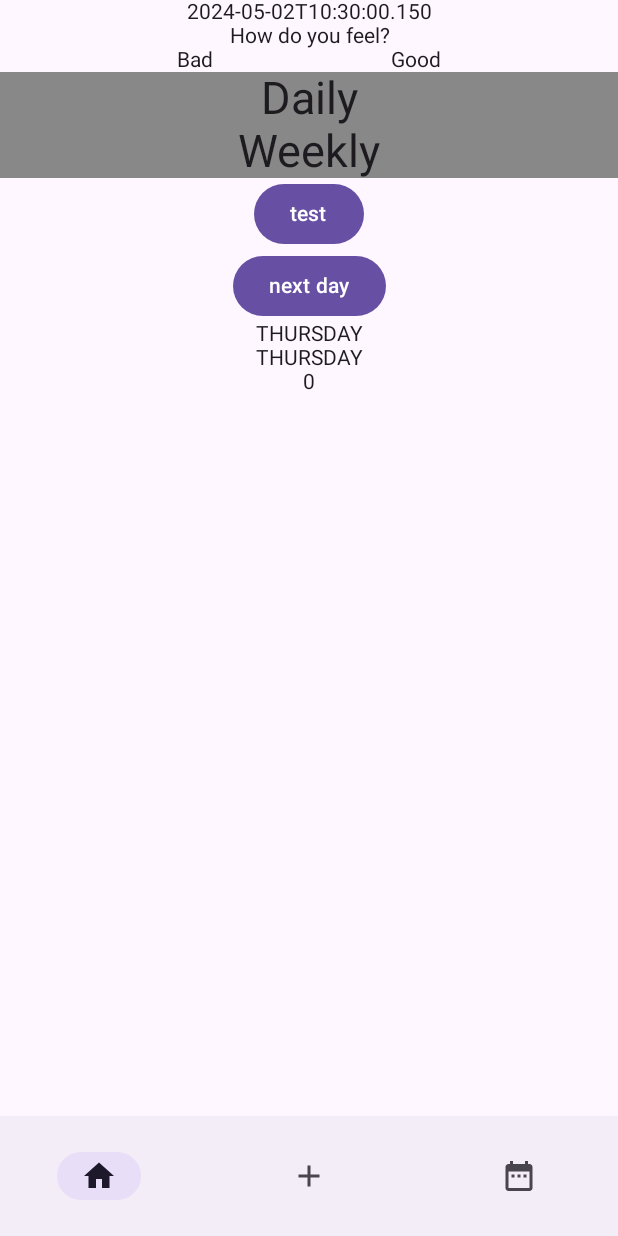
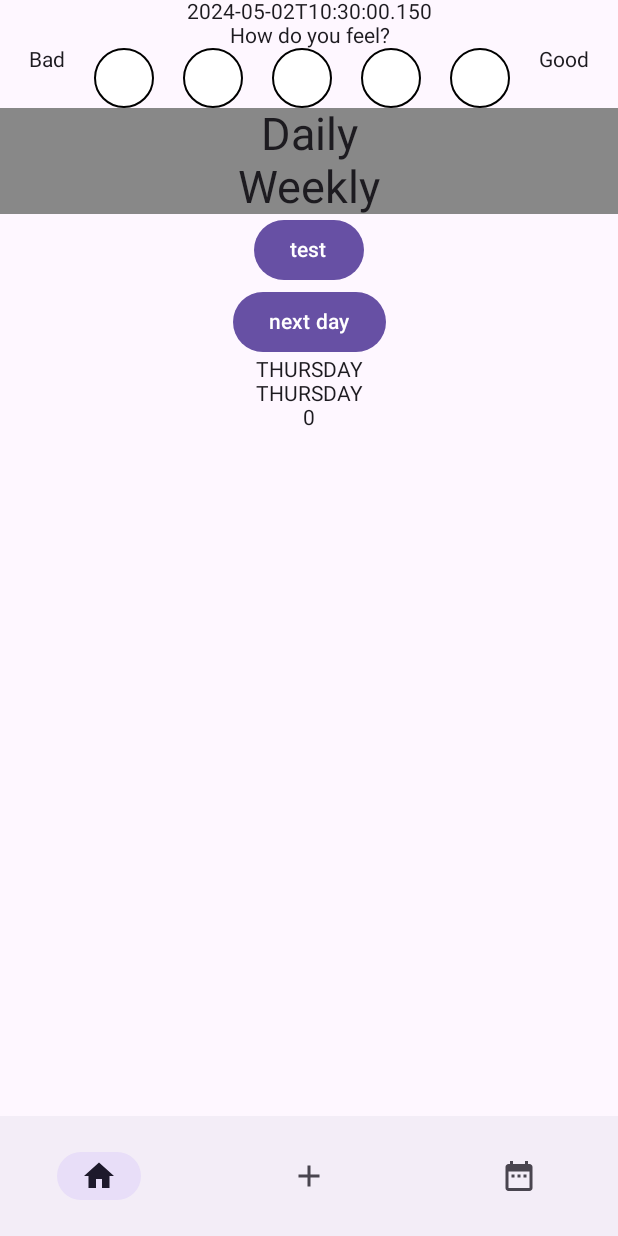
Before and after one commit to SchwarzNikolas/HabitTracker, an Android app built with Jetpack Compose: the screen it shows after launch (MainActivity), on a phone screen of 412 x 824 dp. Run offline under Robolectric (Android 15) with nearby library versions, the phone set to English and light mode, and no system bars; our stand-ins replace Room's generated code; missing, so only their content is drawn: HabitTrackerTheme; 1 statement that could not run was skipped.

Commit message:
added buttons with no logic

```diff
--- a/app/src/main/java/com/example/habittracker/habit/HabitScreen.kt
+++ b/app/src/main/java/com/example/habittracker/habit/HabitScreen.kt
@@ -52,6 +52,7 @@ import androidx.compose.ui.text.style.TextAlign
 import androidx.compose.ui.text.style.TextDecoration
 import androidx.compose.ui.unit.dp
 import androidx.compose.ui.unit.sp
+import com.example.habittracker.custom.CustomHabitEvent
 import com.example.habittracker.mood.MoodEvent
 import com.example.habittracker.mood.MoodState
 
@@ -399,7 +400,7 @@ fun DayButton(
 }
 
 @Composable
-fun MoodSection(state: MoodState, onEvent: (MoodEvent) -> Unit, modifier: Modifier) {
+fun MoodSection(moodState: MoodState, onMoodEvent: (MoodEvent) -> Unit, modifier: Modifier) {
     Column (
         modifier = modifier
             .fillMaxWidth()
@@ -414,8 +415,9 @@ fun MoodSection(state: MoodState, onEvent: (MoodEvent) -> Unit, modifier: Modifi
             horizontalArrangement = Arrangement.SpaceEvenly
         ) {
             Text("Bad")
+            // No logic for now
             repeat(5) { index ->
-                // MoodCircle(index, onMoodSelected)
+                MoodButton(index, onMoodEvent) // can add other things
             }
             Text("Good")
         }
@@ -423,6 +425,15 @@ fun MoodSection(state: MoodState, onEvent: (MoodEvent) -> Unit, modifier: Modifi
 }
 
 @Composable
-fun MoodCircle(index: Int) {
-
+fun MoodButton(index: Int, onMoodEvent: (MoodEvent) -> Unit) {
+    // No logic for now
+    OutlinedButton(
+        onClick = { /*TODO*/ },
+        modifier = Modifier
+            .size(width = 40.dp, height = 40.dp),
+        border = BorderStroke(1.dp, Color.Black),
+        colors = ButtonDefaults.outlinedButtonColors(
+            containerColor = Color.White
+        )
+    ) {}
 }
--- a/app/src/main/java/com/example/habittracker/mood/MoodState.kt
+++ b/app/src/main/java/com/example/habittracker/mood/MoodState.kt
@@ -7,6 +7,4 @@ data class MoodState(
     // temporary
     val test: String = "test",
 
-    // time related things
-    // val notificationTime: LocalTime.of(9, 0) // hour, minutes
 )
```
